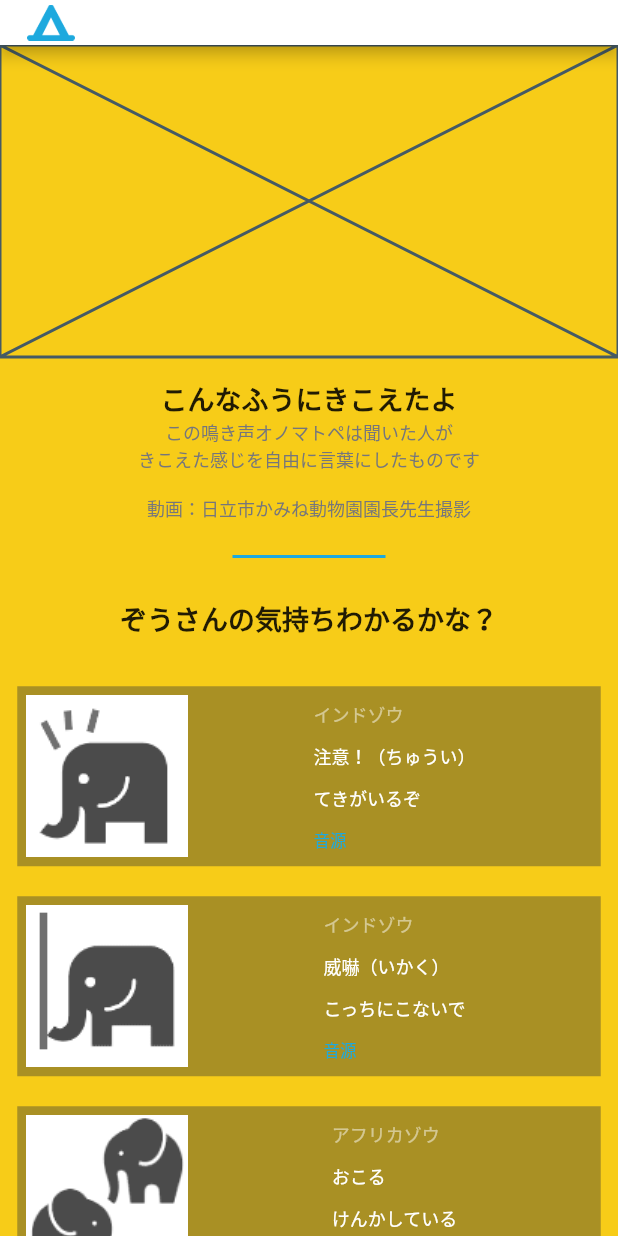
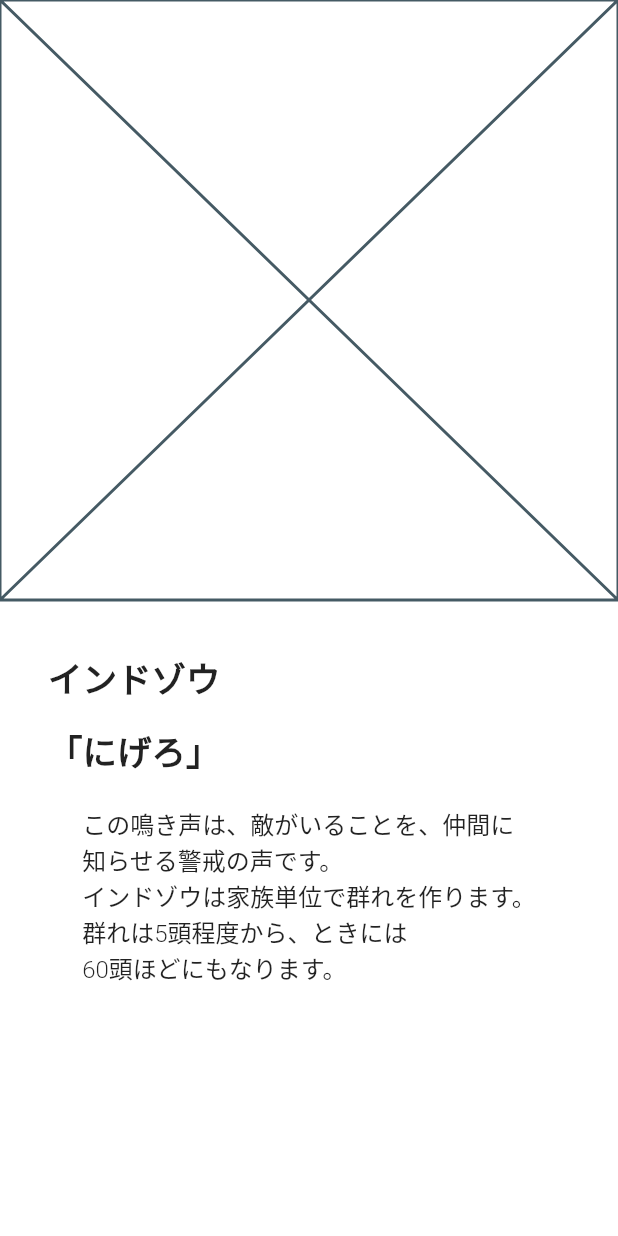
Before and after one commit to ProjectMCR/mcr, a Flutter app: the screen it shows after launch, on a phone screen of 412 x 824 dp. Run offline on Flutter 3.47's test engine with Material 2 defaults, Android fonts, the phone set to English and light mode, and no system bars.

Commit message:
add SoundPage

```diff
--- a/lib/main.dart
+++ b/lib/main.dart
@@ -1,6 +1,6 @@
 import 'package:flutter/material.dart';
 
-import 'pages/animal_page.dart';
+import 'pages/sound_page.dart';
 
 void main() {
   runApp(const MyApp());
@@ -11,9 +11,9 @@ class MyApp extends StatelessWidget {
 
   @override
   Widget build(BuildContext context) {
-    return MaterialApp(
+    return const MaterialApp(
       title: 'どうぶつオノマトペ',
-      home: AnimalPage(),
+      home: SoundPage(),
     );
   }
 }
--- /dev/null
+++ b/lib/pages/sound_page.dart
@@ -0,0 +1,50 @@
+import 'package:flutter/material.dart';
+
+class SoundPage extends StatelessWidget {
+  const SoundPage({Key? key}) : super(key: key);
+
+  @override
+  Widget build(BuildContext context) {
+    return Scaffold(
+      backgroundColor: Colors.white,
+      body: Column(
+        crossAxisAlignment: CrossAxisAlignment.start,
+        children: const [
+          Placeholder(),
+          SizedBox(height: 34),
+          Padding(
+            padding: EdgeInsets.only(left: 32),
+            child: Text(
+              'インドゾウ',
+              style: TextStyle(
+                fontSize: 23,
+                fontWeight: FontWeight.w600,
+              ),
+            ),
+          ),
+          SizedBox(height: 15),
+          Padding(
+            padding: EdgeInsets.only(left: 32),
+            child: Text(
+              '「にげろ」',
+              style: TextStyle(
+                fontSize: 23,
+                fontWeight: FontWeight.w600,
+              ),
+            ),
+          ),
+          SizedBox(height: 20),
+          Center(
+            child: Text(
+              'この鳴き声は、敵がいることを、仲間に\n知らせる警戒の声です。\nインドゾウは家族単位で群れを作ります。\n群れは5頭程度から、ときには\n60頭ほどにもなります。',
+              style: TextStyle(
+                fontSize: 16,
+                fontWeight: FontWeight.w300,
+              ),
+            ),
+          )
+        ],
+      ),
+    );
+  }
+}
```
